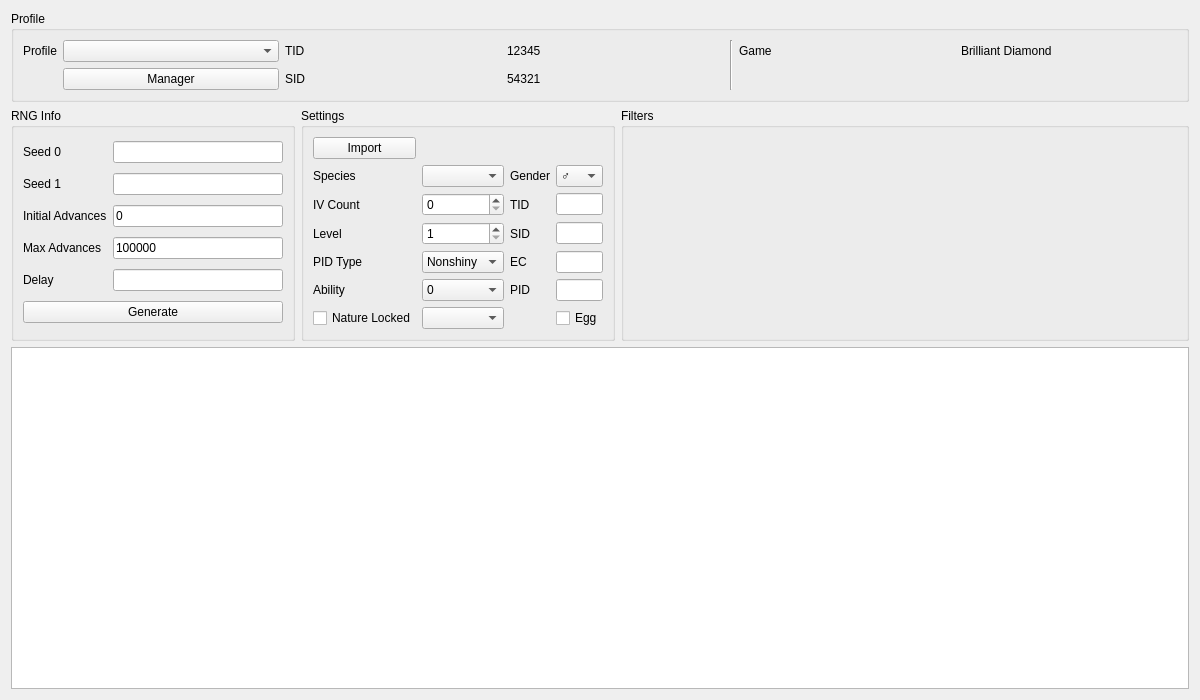
Before: the Qt Designer form Source/Form/Gen8/Event8.ui in Admiral-Fish/PokeFinder, drawn with Qt 5.
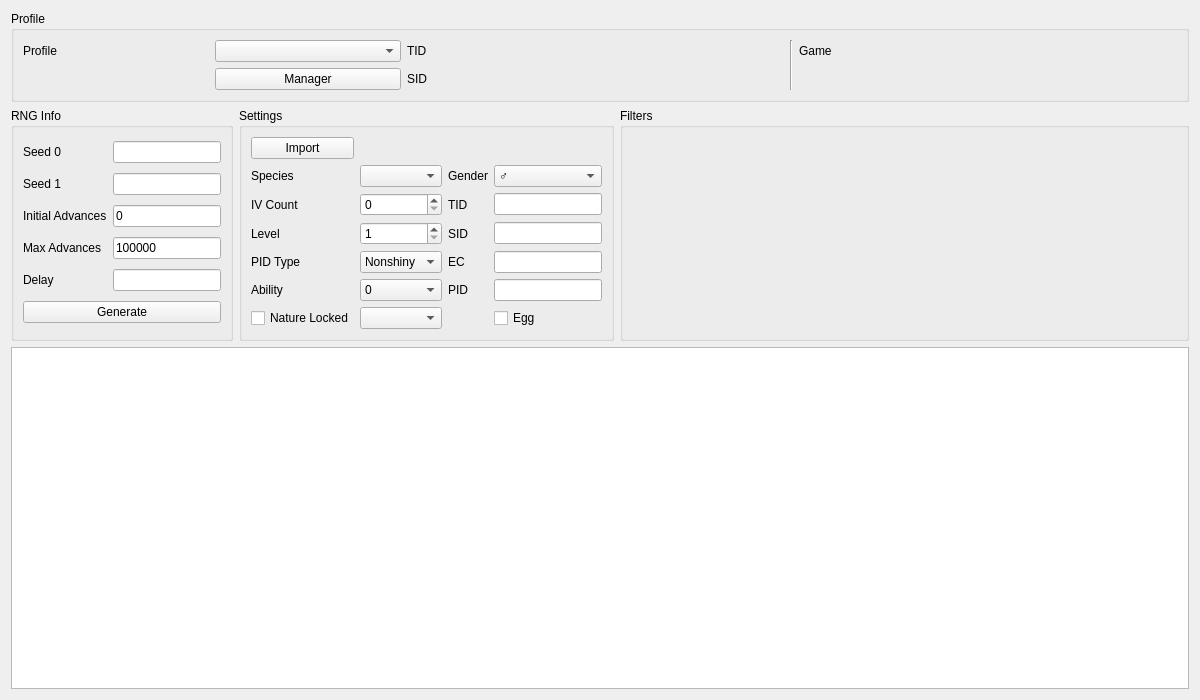
After: the same form once the commit is applied. Custom widgets are drawn as their Qt base class.

```diff
--- a/Source/Form/Gen8/Event8.ui
+++ b/Source/Form/Gen8/Event8.ui
@@ -26,12 +26,6 @@
    </item>
    <item row="1" column="0">
     <widget class="QGroupBox" name="groupBoxRNGInfo">
-     <property name="sizePolicy">
-      <sizepolicy hsizetype="Preferred" vsizetype="Preferred">
-       <horstretch>1</horstretch>
-       <verstretch>0</verstretch>
-      </sizepolicy>
-     </property>
      <property name="title">
       <string>RNG Info</string>
      </property>
@@ -142,12 +136,6 @@
       </item>
       <item row="0" column="0">
        <widget class="QLabel" name="labelProfile">
-        <property name="sizePolicy">
-         <sizepolicy hsizetype="Fixed" vsizetype="Preferred">
-          <horstretch>0</horstretch>
-          <verstretch>0</verstretch>
-         </sizepolicy>
-        </property>
         <property name="text">
          <string>Profile</string>
         </property>
@@ -157,18 +145,10 @@
        <widget class="QComboBox" name="comboBoxProfiles"/>
       </item>
       <item row="0" column="3">
-       <widget class="QLabel" name="labelProfileTIDValue">
-        <property name="text">
-         <string notr="true">12345</string>
-        </property>
-       </widget>
+       <widget class="QLabel" name="labelProfileTIDValue"/>
       </item>
       <item row="1" column="3">
-       <widget class="QLabel" name="labelProfileSIDValue">
-        <property name="text">
-         <string notr="true">54321</string>
-        </property>
-       </widget>
+       <widget class="QLabel" name="labelProfileSIDValue"/>
       </item>
       <item row="1" column="1">
        <widget class="QPushButton" name="pushButtonProfileManager">
@@ -185,11 +165,7 @@
        </widget>
       </item>
       <item row="0" column="6">
-       <widget class="QLabel" name="labelProfileGameValue">
-        <property name="text">
-         <string>Brilliant Diamond</string>
-        </property>
-       </widget>
+       <widget class="QLabel" name="labelProfileGameValue"/>
       </item>
      </layout>
     </widget>
@@ -198,7 +174,7 @@
     <widget class="QGroupBox" name="groupBoxFilters">
      <property name="sizePolicy">
       <sizepolicy hsizetype="Preferred" vsizetype="Preferred">
-       <horstretch>2</horstretch>
+       <horstretch>1</horstretch>
        <verstretch>0</verstretch>
       </sizepolicy>
      </property>
@@ -214,12 +190,6 @@
    </item>
    <item row="1" column="1">
     <widget class="QGroupBox" name="groupBoxSettings">
-     <property name="sizePolicy">
-      <sizepolicy hsizetype="Preferred" vsizetype="Preferred">
-       <horstretch>1</horstretch>
-       <verstretch>0</verstretch>
-      </sizepolicy>
-     </property>
      <property name="title">
       <string>Settings</string>
      </property>
@@ -369,14 +339,7 @@
        </widget>
       </item>
       <item row="5" column="3">
-       <widget class="TextBox" name="textBoxPID">
-        <property name="sizePolicy">
-         <sizepolicy hsizetype="Preferred" vsizetype="Fixed">
-          <horstretch>0</horstretch>
-          <verstretch>0</verstretch>
-         </sizepolicy>
-        </property>
-       </widget>
+       <widget class="TextBox" name="textBoxPID"/>
       </item>
       <item row="4" column="2">
        <widget class="QLabel" name="labelEC">
@@ -386,14 +349,7 @@
        </widget>
       </item>
       <item row="4" column="3">
-       <widget class="TextBox" name="textBoxEC">
-        <property name="sizePolicy">
-         <sizepolicy hsizetype="Preferred" vsizetype="Fixed">
-          <horstretch>0</horstretch>
-          <verstretch>0</verstretch>
-         </sizepolicy>
-        </property>
-       </widget>
+       <widget class="TextBox" name="textBoxEC"/>
       </item>
       <item row="3" column="2">
        <widget class="QLabel" name="labelSID">
@@ -403,14 +359,7 @@
        </widget>
       </item>
       <item row="3" column="3">
-       <widget class="TextBox" name="textBoxSID">
-        <property name="sizePolicy">
-         <sizepolicy hsizetype="Preferred" vsizetype="Fixed">
-          <horstretch>0</horstretch>
-          <verstretch>0</verstretch>
-         </sizepolicy>
-        </property>
-       </widget>
+       <widget class="TextBox" name="textBoxSID"/>
       </item>
       <item row="2" column="2">
        <widget class="QLabel" name="labelTID">
@@ -420,14 +369,7 @@
        </widget>
       </item>
       <item row="2" column="3">
-       <widget class="TextBox" name="textBoxTID">
-        <property name="sizePolicy">
-         <sizepolicy hsizetype="Preferred" vsizetype="Fixed">
-          <horstretch>0</horstretch>
-          <verstretch>0</verstretch>
-         </sizepolicy>
-        </property>
-       </widget>
+       <widget class="TextBox" name="textBoxTID"/>
       </item>
       <item row="1" column="2">
        <widget class="QLabel" name="labelGender">
```
Left out of the diff: 3 changed lines with no effect on the pictures.
